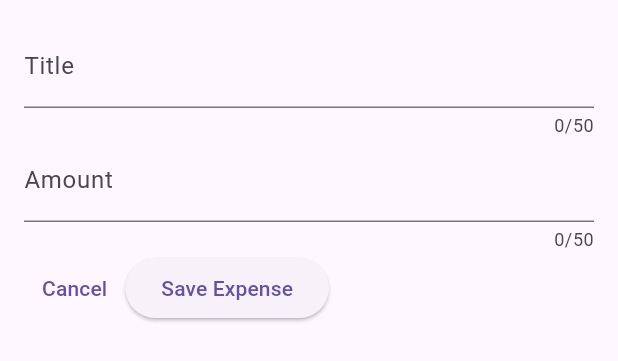
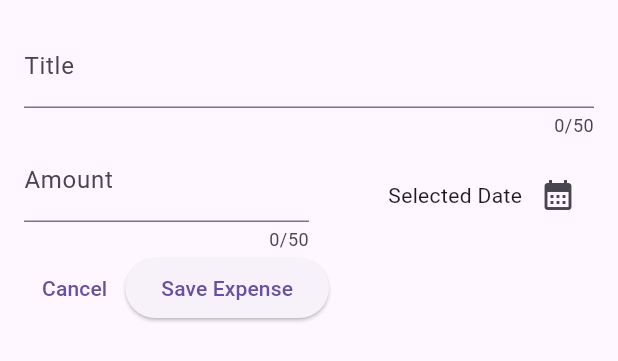
Before and after one commit to ThiagoFabiano/app-controle-de-gastos-Flutter, a Flutter app: the NewExpense widget shown alone on an empty page, opened directly, on a phone screen of 412 x 824 dp. Shown: the top 361 px of the screen. Run offline on Flutter 3.47's test engine with Material 2 defaults, Android fonts, the phone set to English and light mode, and no system bars.

Commit message:
feat: adiciona datepicker

```diff
--- a/lib/widgets/new_expenses.dart
+++ b/lib/widgets/new_expenses.dart
@@ -12,6 +12,16 @@ class NewExpense extends StatefulWidget {
 class _NewExpenseState extends State<NewExpense> {
   final _titleController = TextEditingController();
   final _amountController = TextEditingController();
+
+  void _presentDatePicker() {
+    final now = DateTime.now();
+    final firstDate = DateTime(now.year - 1, now.month, now.day);
+    showDatePicker(
+        context: context,
+        initialDate: now,
+        firstDate: firstDate,
+        lastDate: now);
+  }
 
   @override
   void dispose() {
@@ -31,7 +41,10 @@ class _NewExpenseState extends State<NewExpense> {
             maxLength: 50,
             decoration: const InputDecoration(label: Text('Title')),
           ),
-          TextField(
+          Row(
+            children: [
+              Expanded(
+                child: TextField(
                   controller: _amountController,
                   keyboardType: TextInputType.number,
                   maxLength: 50,
@@ -39,6 +52,25 @@ class _NewExpenseState extends State<NewExpense> {
                     prefixText: '\$',
                     label: Text('Amount'),
                   ),
+                ),
+              ),
+              const SizedBox(
+                height: 16,
+              ),
+              Expanded(
+                child: Row(
+                  mainAxisAlignment: MainAxisAlignment.end,
+                  crossAxisAlignment: CrossAxisAlignment.center,
+                  children: [
+                    const Text('Selected Date'),
+                    IconButton(
+                      onPressed: _presentDatePicker,
+                      icon: const Icon(Icons.calendar_month),
+                    ),
+                  ],
+                ),
+              ),
+            ],
           ),
           Row(
             children: [
```
Lines whose indentation alone changed are shown as unchanged.
